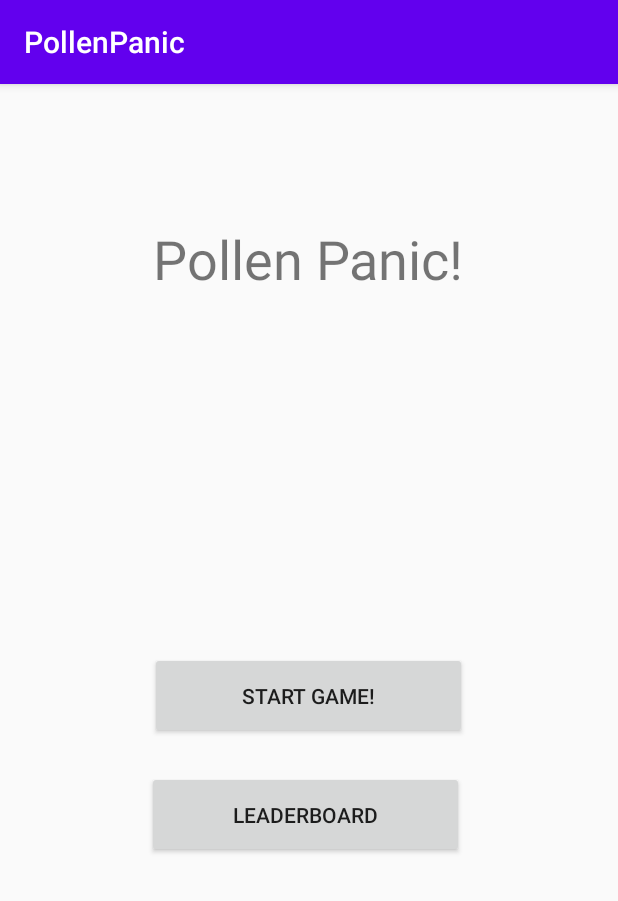
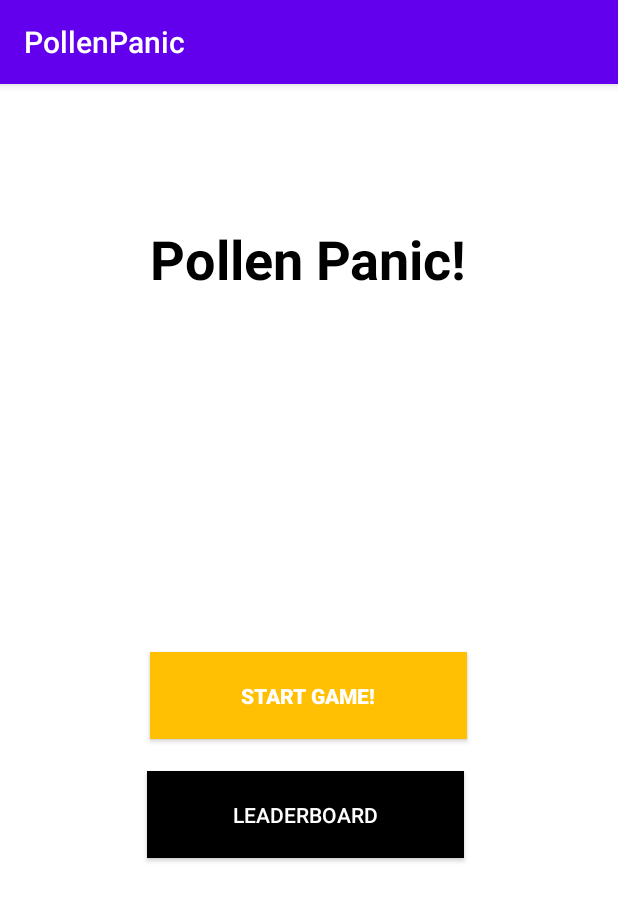
Before and after one commit to LiamSutton/pollen-panic-android, an Android app: the screen it shows after launch (MainActivity), on a phone screen of 412 x 824 dp. Shown: the top 901 px of the screen. Run offline under Robolectric (Android 15) with nearby library versions, the phone set to English and light mode, and no system bars.

Commit message:
Changed main menu theme

```diff
--- a/app/src/main/res/layout/activity_main.xml
+++ b/app/src/main/res/layout/activity_main.xml
@@ -4,6 +4,7 @@
     xmlns:tools="http://schemas.android.com/tools"
     android:layout_width="match_parent"
     android:layout_height="match_parent"
+    android:background="#FFFFFF"
     tools:context=".MainActivity">
 
     <fragment
@@ -11,6 +12,7 @@
         android:name="androidx.navigation.fragment.NavHostFragment"
         android:layout_width="match_parent"
         android:layout_height="match_parent"
+        android:background="#B8C320"
         app:defaultNavHost="true"
         app:navGraph="@navigation/nav_graph"
         tools:layout_editor_absoluteX="1dp"
--- a/app/src/main/res/layout/fragment_main_menu.xml
+++ b/app/src/main/res/layout/fragment_main_menu.xml
@@ -12,7 +12,9 @@
         android:layout_width="wrap_content"
         android:layout_height="wrap_content"
         android:text="Pollen Panic!"
+        android:textColor="@android:color/black"
         android:textSize="36sp"
+        android:textStyle="bold"
         app:layout_constraintBottom_toBottomOf="parent"
         app:layout_constraintEnd_toEndOf="parent"
         app:layout_constraintHorizontal_bias="0.497"
@@ -24,7 +26,10 @@
         android:id="@+id/start_game_btn"
         android:layout_width="211dp"
         android:layout_height="58dp"
+        android:background="#FFBF02"
         android:text="Start Game!"
+        android:textColor="@android:color/white"
+        android:textStyle="bold"
         app:layout_constraintBottom_toBottomOf="parent"
         app:layout_constraintEnd_toEndOf="parent"
         app:layout_constraintHorizontal_bias="0.498"
@@ -36,7 +41,9 @@
         android:id="@+id/leaderboard_btn"
         android:layout_width="211dp"
         android:layout_height="58dp"
+        android:background="@android:color/black"
         android:text="Leaderboard"
+        android:textColor="@android:color/white"
         app:layout_constraintBottom_toBottomOf="parent"
         app:layout_constraintEnd_toEndOf="parent"
         app:layout_constraintHorizontal_bias="0.49"
```
